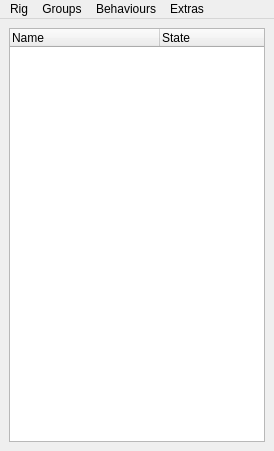
csaez/riglab, file riglab/layout/ui/manager.ui: the form before one commit.
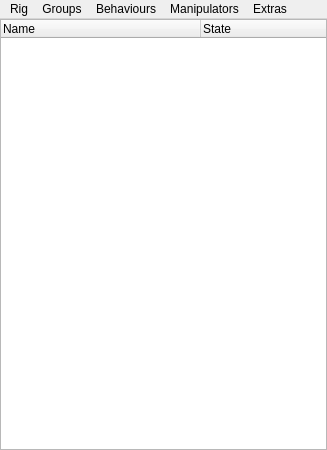
The form after the commit.

What changed in the file:
```diff
--- a/riglab/layout/ui/manager.ui
+++ b/riglab/layout/ui/manager.ui
@@ -6,8 +6,8 @@
    <rect>
     <x>0</x>
     <y>0</y>
-    <width>274</width>
-    <height>451</height>
+    <width>327</width>
+    <height>450</height>
    </rect>
   </property>
   <property name="contextMenuPolicy">
@@ -18,6 +18,12 @@
   </property>
   <widget class="QWidget" name="centralwidget">
    <layout class="QVBoxLayout" name="verticalLayout">
+    <property name="spacing">
+     <number>0</number>
+    </property>
+    <property name="margin">
+     <number>0</number>
+    </property>
     <item>
      <widget class="QTreeWidget" name="stack">
       <property name="dragEnabled">
@@ -33,7 +39,7 @@
        <bool>false</bool>
       </property>
       <attribute name="headerDefaultSectionSize">
-       <number>150</number>
+       <number>200</number>
       </attribute>
       <column>
        <property name="text">
@@ -54,7 +60,7 @@
     <rect>
      <x>0</x>
      <y>0</y>
-     <width>274</width>
+     <width>327</width>
      <height>21</height>
     </rect>
    </property>
@@ -148,9 +154,28 @@
     <addaction name="separator"/>
     <addaction name="docs"/>
    </widget>
+   <widget class="QMenu" name="manipulatorMenu">
+    <property name="title">
+     <string>Manipulators</string>
+    </property>
+    <widget class="QMenu" name="spaceSwitching">
+     <property name="title">
+      <string>Space Switching</string>
+     </property>
+     <addaction name="addSpace"/>
+     <addaction name="removeSpace"/>
+     <addaction name="separator"/>
+    </widget>
+    <addaction name="spaceSwitching"/>
+    <addaction name="manFromScene"/>
+    <addaction name="separator"/>
+    <addaction name="manDebug"/>
+    <addaction name="manVisibility"/>
+   </widget>
    <addaction name="rigMenu"/>
    <addaction name="groupMenu"/>
    <addaction name="behaviourMenu"/>
+   <addaction name="manipulatorMenu"/>
    <addaction name="extrasMenu"/>
   </widget>
   <action name="actionAdd_Group">
```
Left out of the diff: 120 changed lines with no effect on the pictures.
